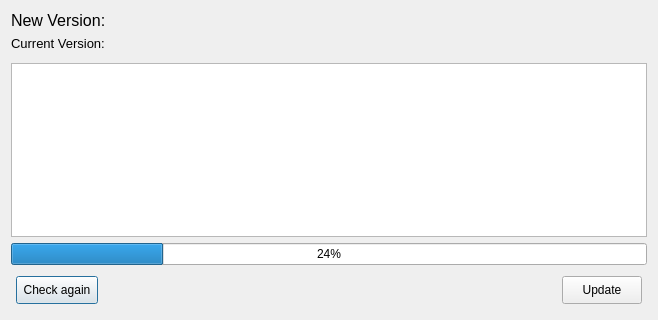
Before: the Qt Designer form ui/UpdateDialog.ui in Crucialmer/SwitchTask, drawn with Qt 5.
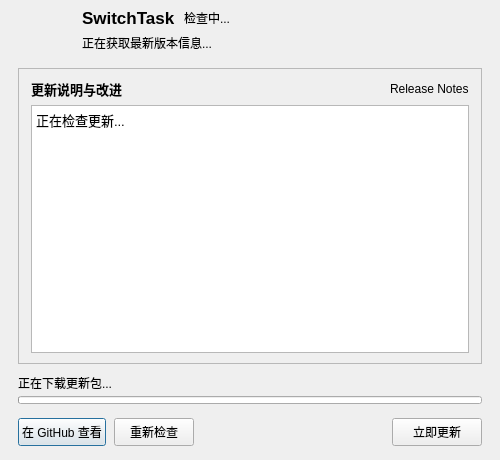
After: the same form once the commit is applied.

Commit message: v1.23：检查更新窗口全面 macOS 26 视觉与交互深度重构（500×460 黄金比例+Hero头部大图标+卡片式日志+实时下载读数）

```diff
--- a/ui/UpdateDialog.ui
+++ b/ui/UpdateDialog.ui
@@ -6,8 +6,8 @@
    <rect>
     <x>0</x>
     <y>0</y>
-    <width>658</width>
-    <height>320</height>
+    <width>500</width>
+    <height>460</height>
    </rect>
   </property>
   <property name="windowTitle">
@@ -17,86 +17,292 @@
    <string notr="true"/>
   </property>
   <layout class="QVBoxLayout" name="verticalLayout">
+   <property name="spacing">
+    <number>8</number>
+   </property>
+   <property name="leftMargin">
+    <number>18</number>
+   </property>
+   <property name="topMargin">
+    <number>0</number>
+   </property>
+   <property name="rightMargin">
+    <number>18</number>
+   </property>
+   <property name="bottomMargin">
+    <number>14</number>
+   </property>
    <item>
-    <widget class="QLabel" name="label_newVer">
-     <property name="font">
-      <font>
-       <pointsize>12</pointsize>
-      </font>
-     </property>
-     <property name="text">
-      <string>New Version:</string>
-     </property>
+    <widget class="QWidget" name="heroWidget" native="true">
+     <layout class="QHBoxLayout" name="heroLayout">
+      <property name="spacing">
+       <number>14</number>
+      </property>
+      <property name="leftMargin">
+       <number>2</number>
+      </property>
+      <property name="topMargin">
+       <number>6</number>
+      </property>
+      <property name="rightMargin">
+       <number>2</number>
+      </property>
+      <property name="bottomMargin">
+       <number>6</number>
+      </property>
+      <item>
+       <widget class="QLabel" name="label_icon">
+        <property name="minimumSize">
+         <size>
+          <width>48</width>
+          <height>48</height>
+         </size>
+        </property>
+        <property name="maximumSize">
+         <size>
+          <width>48</width>
+          <height>48</height>
+         </size>
+        </property>
+        <property name="text">
+         <string/>
+        </property>
+        <property name="scaledContents">
+         <bool>true</bool>
+        </property>
+       </widget>
+      </item>
+      <item>
+       <layout class="QVBoxLayout" name="heroTextLayout">
+        <property name="spacing">
+         <number>3</number>
+        </property>
+        <item>
+         <layout class="QHBoxLayout" name="heroTitleRow">
+          <property name="spacing">
+           <number>8</number>
+          </property>
+          <item>
+           <widget class="QLabel" name="label_appName">
+            <property name="font">
+             <font>
+              <pointsize>13</pointsize>
+              <bold>true</bold>
+             </font>
+            </property>
+            <property name="text">
+             <string>SwitchTask</string>
+            </property>
+           </widget>
+          </item>
+          <item>
+           <widget class="QLabel" name="label_badge">
+            <property name="text">
+             <string>检查中...</string>
+            </property>
+           </widget>
+          </item>
+          <item>
+           <spacer name="horizontalSpacer_hero">
+            <property name="orientation">
+             <enum>Qt::Horizontal</enum>
+            </property>
+            <property name="sizeHint" stdset="0">
+             <size>
+              <width>40</width>
+              <height>20</height>
+             </size>
+            </property>
+           </spacer>
+          </item>
+         </layout>
+        </item>
+        <item>
+         <widget class="QLabel" name="label_ver">
+          <property name="font">
+           <font>
+            <pointsize>9</pointsize>
+           </font>
+          </property>
+          <property name="text">
+           <string>正在获取最新版本信息...</string>
+          </property>
+         </widget>
+        </item>
+       </layout>
+      </item>
+     </layout>
     </widget>
    </item>
    <item>
-    <widget class="QLabel" name="label_ver">
-     <property name="font">
-      <font>
-       <pointsize>10</pointsize>
-      </font>
+    <widget class="QFrame" name="card_notes">
+     <property name="frameShape">
+      <enum>QFrame::StyledPanel</enum>
      </property>
-     <property name="styleSheet">
-      <string notr="true"/>
+     <property name="frameShadow">
+      <enum>QFrame::Raised</enum>
      </property>
-     <property name="text">
-      <string>Current Version:</string>
-     </property>
-    </widget>
-   </item>
-   <item>
-    <layout class="QVBoxLayout" name="verticalLayout_2">
-     <property name="spacing">
-      <number>6</number>
-     </property>
-     <property name="sizeConstraint">
-      <enum>QLayout::SetDefaultConstraint</enum>
-     </property>
-     <property name="topMargin">
-      <number>6</number>
-     </property>
-    </layout>
-   </item>
-   <item>
-    <widget class="QTextBrowser" name="textBrowser">
-     <property name="styleSheet">
-      <string notr="true"/>
-     </property>
-     <property name="html">
-      <string>&lt;!DOCTYPE HTML PUBLIC &quot;-//W3C//DTD HTML 4.0//EN&quot; &quot;http://www.w3.org/TR/REC-html40/strict.dtd&quot;&gt;
+     <layout class="QVBoxLayout" name="cardLayout">
+      <property name="spacing">
+       <number>6</number>
+      </property>
+      <property name="leftMargin">
+       <number>12</number>
+      </property>
+      <property name="topMargin">
+       <number>10</number>
+      </property>
+      <property name="rightMargin">
+       <number>12</number>
+      </property>
+      <property name="bottomMargin">
+       <number>10</number>
+      </property>
+      <item>
+       <layout class="QHBoxLayout" name="cardHeaderRow">
+        <property name="spacing">
+         <number>6</number>
+        </property>
+        <item>
+         <widget class="QLabel" name="label_notesHeader">
+          <property name="font">
+           <font>
+            <pointsize>10</pointsize>
+            <bold>true</bold>
+           </font>
+          </property>
+          <property name="text">
+           <string>更新说明与改进</string>
+          </property>
+         </widget>
+        </item>
+        <item>
+         <spacer name="horizontalSpacer_card">
+          <property name="orientation">
+           <enum>Qt::Horizontal</enum>
+          </property>
+          <property name="sizeHint" stdset="0">
+           <size>
+            <width>40</width>
+            <height>20</height>
+           </size>
+          </property>
+         </spacer>
+        </item>
+        <item>
+         <widget class="QLabel" name="label_notesTag">
+          <property name="font">
+           <font>
+            <pointsize>9</pointsize>
+           </font>
+          </property>
+          <property name="text">
+           <string>Release Notes</string>
+          </property>
+         </widget>
+        </item>
+       </layout>
+      </item>
+      <item>
+       <widget class="QTextBrowser" name="textBrowser">
+        <property name="html">
+         <string>&lt;!DOCTYPE HTML PUBLIC &quot;-//W3C//DTD HTML 4.0//EN&quot; &quot;http://www.w3.org/TR/REC-html40/strict.dtd&quot;&gt;
 &lt;html&gt;&lt;head&gt;&lt;meta name=&quot;qrichtext&quot; content=&quot;1&quot; /&gt;&lt;style type=&quot;text/css&quot;&gt;
 p, li { white-space: pre-wrap; }
-&lt;/style&gt;&lt;/head&gt;&lt;body style=&quot; font-family:'微软雅黑'; font-size:10pt; font-weight:400; font-style:normal;&quot;&gt;
-&lt;p style=&quot; margin-top:0px; margin-bottom:0px; margin-left:0px; margin-right:0px; -qt-block-indent:0; text-indent:0px;&quot;&gt;                            &lt;/p&gt;
-&lt;p style=&quot; margin-top:0px; margin-bottom:0px; margin-left:0px; margin-right:0px; -qt-block-indent:0; text-indent:0px;&quot;&gt;                        &lt;/p&gt;&lt;/body&gt;&lt;/html&gt;</string>
-     </property>
+&lt;/style&gt;&lt;/head&gt;&lt;body style=&quot; font-family:'Microsoft YaHei UI'; font-size:10pt; font-weight:400; font-style:normal;&quot;&gt;
+&lt;p style=&quot; margin-top:0px; margin-bottom:0px; margin-left:0px; margin-right:0px; -qt-block-indent:0; text-indent:0px;&quot;&gt;正在检查更新...&lt;/p&gt;&lt;/body&gt;&lt;/html&gt;</string>
+        </property>
+       </widget>
+      </item>
+     </layout>
     </widget>
    </item>
    <item>
-    <widget class="QProgressBar" name="progressBar">
-     <property name="value">
-      <number>24</number>
-     </property>
+    <widget class="QWidget" name="progressWidget" native="true">
+     <layout class="QVBoxLayout" name="progressLayout">
+      <property name="spacing">
+       <number>4</number>
+      </property>
+      <property name="leftMargin">
+       <number>0</number>
+      </property>
+      <property name="topMargin">
+       <number>2</number>
+      </property>
+      <property name="rightMargin">
+       <number>0</number>
+      </property>
+      <property name="bottomMargin">
+       <number>2</number>
+      </property>
+      <item>
+       <widget class="QLabel" name="label_progress">
+        <property name="font">
+         <font>
+          <pointsize>9</pointsize>
+         </font>
+        </property>
+        <property name="text">
+         <string>正在下载更新包...</string>
+        </property>
+       </widget>
+      </item>
+      <item>
+       <widget class="QProgressBar" name="progressBar">
+        <property name="minimumSize">
+         <size>
+          <width>0</width>
+          <height>8</height>
+         </size>
+        </property>
+        <property name="maximumSize">
+         <size>
+          <width>16777215</width>
+          <height>8</height>
+         </size>
+        </property>
+        <property name="value">
+         <number>0</number>
+        </property>
+        <property name="textVisible">
+         <bool>false</bool>
+        </property>
+       </widget>
+      </item>
+     </layout>
     </widget>
    </item>
    <item>
     <widget class="QWidget" name="widget" native="true">
      <layout class="QHBoxLayout" name="horizontalLayout">
       <property name="spacing">
-       <number>5</number>
+       <number>8</number>
       </property>
       <property name="leftMargin">
-       <number>5</number>
+       <number>0</number>
       </property>
       <property name="topMargin">
-       <number>5</number>
+       <number>4</number>
       </property>
       <property name="rightMargin">
-       <number>5</number>
+       <number>0</number>
       </property>
       <property name="bottomMargin">
-       <number>5</number>
+       <number>0</number>
       </property>
+      <item>
+       <widget class="QPushButton" name="btn_online">
+        <property name="minimumSize">
+         <size>
+          <width>0</width>
+          <height>28</height>
+         </size>
+        </property>
+        <property name="text">
+         <string>在 GitHub 查看</string>
+        </property>
+       </widget>
+      </item>
       <item>
        <widget class="QPushButton" name="btn_recheck">
         <property name="minimumSize">
@@ -106,7 +312,7 @@
          </size>
         </property>
         <property name="text">
-         <string> Check again </string>
+         <string>重新检查</string>
         </property>
        </widget>
       </item>
@@ -127,12 +333,12 @@
        <widget class="QPushButton" name="btn_update">
         <property name="minimumSize">
          <size>
-          <width>0</width>
+          <width>90</width>
           <height>28</height>
          </size>
         </property>
         <property name="text">
-         <string>Update</string>
+         <string>立即更新</string>
         </property>
        </widget>
       </item>
```
Left out of the diff: 6 changed lines with no effect on the pictures. The commit also changes 6 other files.
